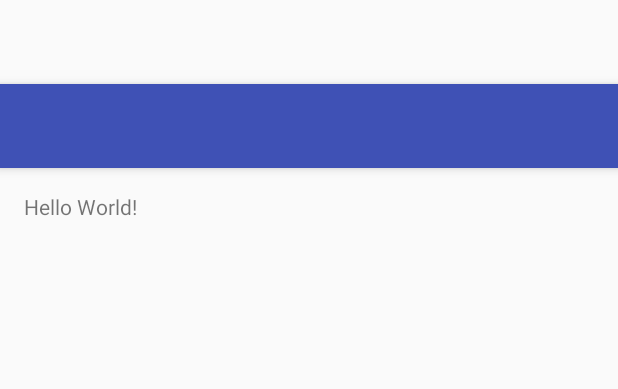
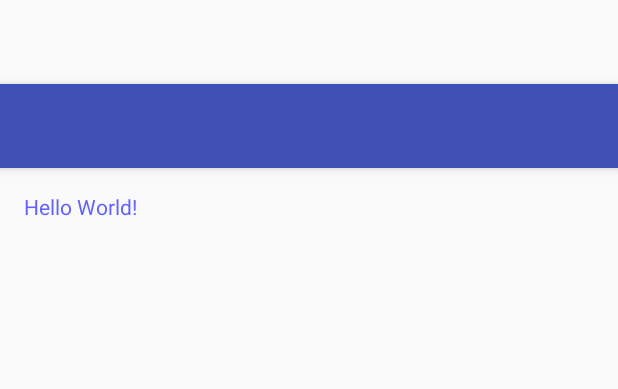
Before and after one commit to rachelwchen/cse110-lab2, an Android app: the layout activity_my.xml on its own in the app's theme, with its tools: preview values and no code run, on a phone screen of 412 x 824 dp. Shown: the top 389 px of the screen. Run offline under Robolectric (Android 15) with nearby library versions, the phone set to English and light mode, and no system bars.

Commit message:
changed text color

```diff
--- a/app/src/main/res/layout/content_my.xml
+++ b/app/src/main/res/layout/content_my.xml
@@ -15,5 +15,15 @@
     <TextView
         android:layout_width="wrap_content"
         android:layout_height="wrap_content"
-        android:text="Hello World!" />
+        android:text="Hello World!"
+        android:textColor="#6262ff"
+        android:id="@+id/textView2" />
+
+    <TextView
+        android:layout_width="wrap_content"
+        android:layout_height="wrap_content"
+        android:id="@+id/textView"
+        android:layout_alignParentTop="true"
+        android:layout_toRightOf="@+id/textView2"
+        android:layout_toEndOf="@+id/textView2" />
 </RelativeLayout>
```
